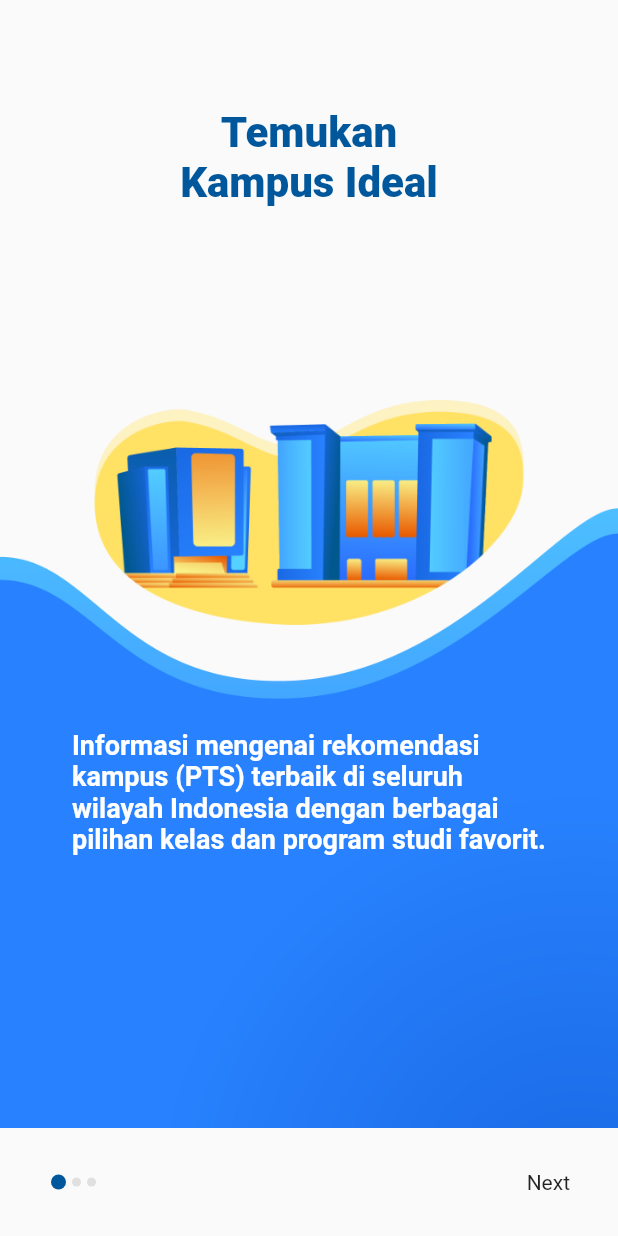
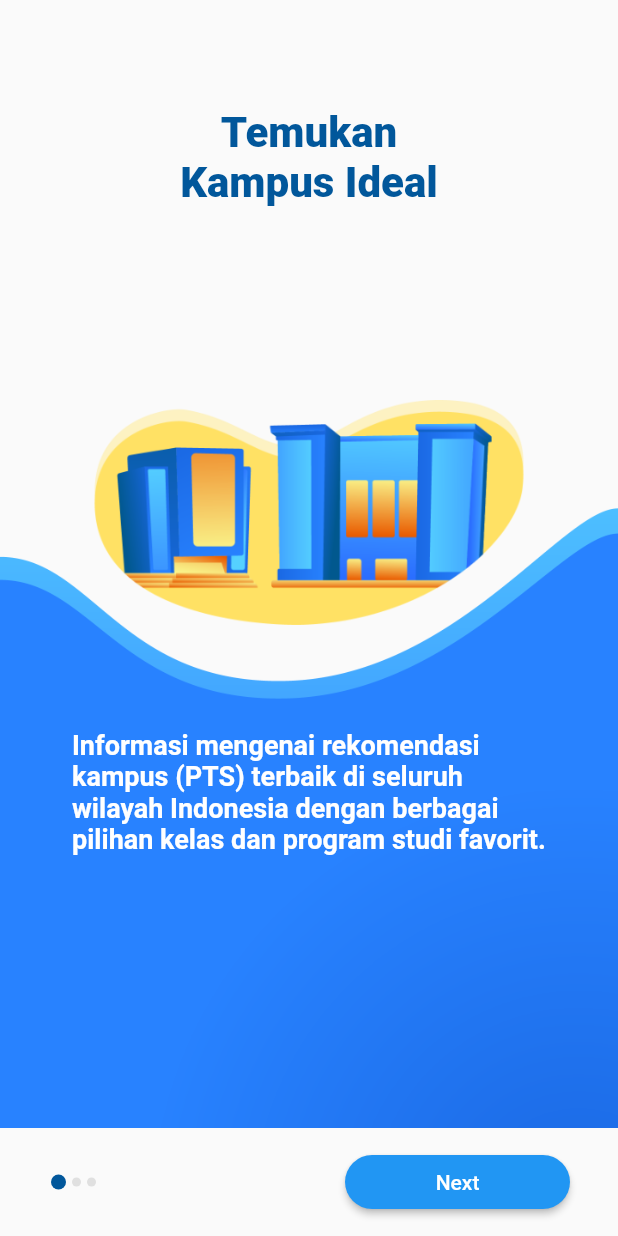
Before and after one commit to ApreaKosasih/onboarding_app_v1, a Flutter app: the screen it shows after launch, on a phone screen of 412 x 824 dp. Run offline on Flutter 3.47's test engine with Material 2 defaults, Android fonts, the phone set to English and light mode, and no system bars.

Commit message:
create button style and controller

```diff
--- a/lib/pages/onboarding.dart
+++ b/lib/pages/onboarding.dart
@@ -10,6 +10,7 @@ class _HomeState extends State<Home> {
   // ignore: deprecated_member_use
   List<SliderModel> slides = new List<SliderModel>();
   int currentIndex = 0;
+  PageController pageController = new PageController(initialPage: 0);
 
   @override
   void initState() {
@@ -34,6 +35,7 @@ class _HomeState extends State<Home> {
   Widget build(BuildContext context) {
     return Scaffold(
       body: PageView.builder(
+          controller: pageController,
           itemCount: slides.length,
           onPageChanged: (val) {
             setState(() {
@@ -62,7 +64,20 @@ class _HomeState extends State<Home> {
                             : pageIndexIndicator(false)
                     ],
                   ),
-                  GestureDetector(onTap: () {}, child: Text("Next")),
+                  SizedBox(
+                    width: 150,
+                    child: ElevatedButton(
+                        onPressed: () {
+                          pageController.animateToPage(currentIndex + 1,
+                              duration: Duration(milliseconds: 400),
+                              curve: Curves.linear);
+                        },
+                        style: ElevatedButton.styleFrom(
+                          shape: RoundedRectangleBorder(
+                              borderRadius: new BorderRadius.circular(20.0)),
+                        ),
+                        child: Text("Next")),
+                  ),
                 ],
               ),
             )
@@ -80,7 +95,16 @@ class _HomeState extends State<Home> {
                             : pageIndexIndicator(false)
                     ],
                   ),
-                  GestureDetector(onTap: () {}, child: Text("Skip")),
+                  SizedBox(
+                    width: 150,
+                    child: ElevatedButton(
+                        onPressed: () {},
+                        style: ElevatedButton.styleFrom(
+                          shape: RoundedRectangleBorder(
+                              borderRadius: new BorderRadius.circular(20.0)),
+                        ),
+                        child: Text("Get Started")),
+                  )
                 ],
               ),
             ),
```
